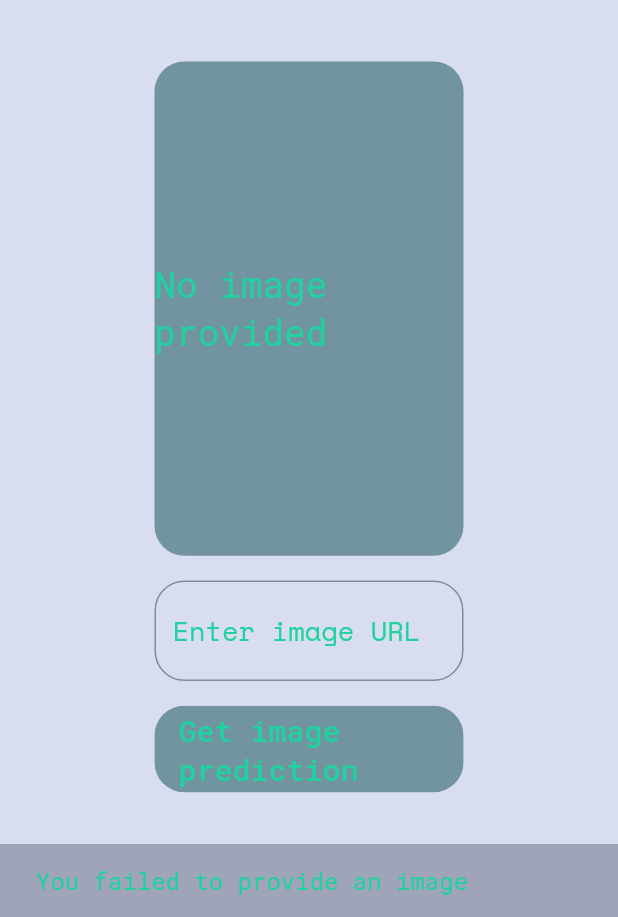
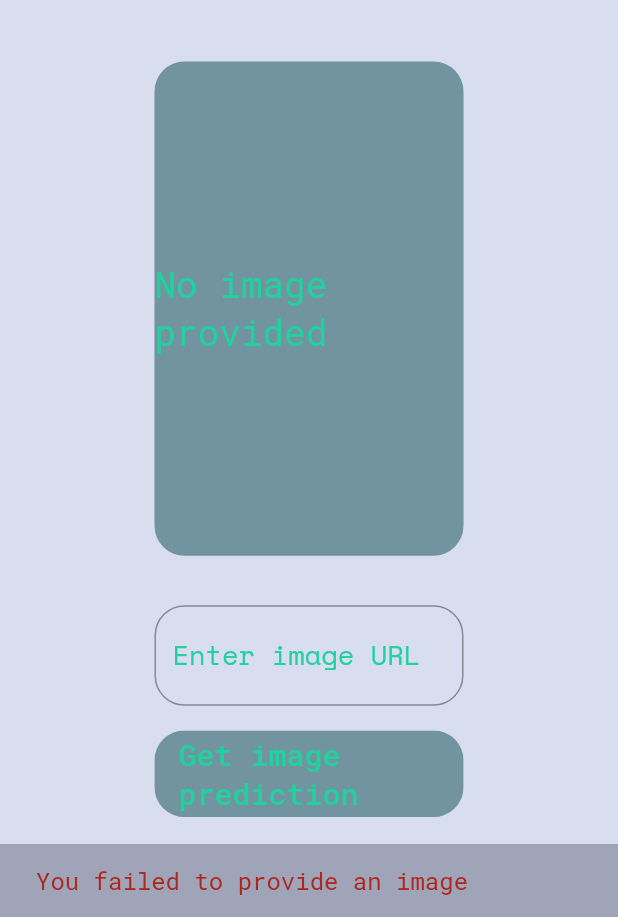
Before and after one commit to eRuaro/food-vision-frontend, a Flutter app: the screen it shows after launch, after a tap on "Get image prediction", on a phone screen of 412 x 824 dp, the part 319-1236 px from its top. Run offline on Flutter 3.47's test engine with Material 2 defaults, Android fonts, the phone set to English and light mode, and no system bars; our stand-ins replace bloc, equatable, flutter_bloc, google_fonts.

Commit message:
finished development of app

```diff
--- a/lib/cubits/food_image/food_image_cubit.dart
+++ b/lib/cubits/food_image/food_image_cubit.dart
@@ -7,14 +7,17 @@ class FoodImageCubit extends Cubit<FoodImageState> {
   FoodImageCubit() : super(const FoodImageInitial());
 
   void getImage(String imageUrl) {
+    emit(const FoodImageInitial());
     try {
       if (imageUrl.isEmpty) {
         emit(const FoodImageEmptyUrl());
       } else {
         emit(const FoodImageLoading());
-        emit(FoodImageLoaded(
-          imageUrl: imageUrl,
-        ));
+        emit(
+          FoodImageLoaded(
+            imageUrl: imageUrl,
+          ),
+        );
       }
     } catch (e) {
       emit(
--- a/lib/cubits/food_vision_prediction/food_vision_prediction_cubit.dart
+++ b/lib/cubits/food_vision_prediction/food_vision_prediction_cubit.dart
@@ -9,6 +9,7 @@ class FoodVisionPredictionCubit extends Cubit<FoodVisionPredictionState> {
   FoodVisionPredictionCubit() : super(const FoodVisionPredictionInitial());
 
   void getImagePrediction(String url) async {
+    emit(const FoodVisionPredictionInitial());
     try {
       emit(const FoodVisionPredictionLoading());
       if (url.isEmpty) {
--- a/lib/views/home/home_screen.dart
+++ b/lib/views/home/home_screen.dart
@@ -24,7 +24,7 @@ class HomeScreen extends StatelessWidget {
                     content: Text(
                       'You failed to provide an image',
                       style: GoogleFonts.robotoMono(
-                        color: ColorPalette.carribeanGreen,
+                        color: const Color.fromARGB(255, 173, 39, 29),
                         fontSize: 16,
                       ),
                     ),
@@ -91,10 +91,13 @@ class HomeScreen extends StatelessWidget {
                     child: CircularProgressIndicator(),
                   );
                 } else if (state is FoodImageLoaded) {
-                  return ImageContainer(
+                  return ClipRRect(
+                    borderRadius: BorderRadius.circular(20),
                     child: Image.network(
                       state.imageUrl,
-                      fit: BoxFit.cover,
+                      height: MediaQuery.of(context).size.height * 0.4,
+                      width: MediaQuery.of(context).size.width * 0.5,
+                      fit: BoxFit.fill,
                     ),
                   );
                 } else if (state is FoodImageError) {
@@ -141,10 +144,17 @@ class HomeScreen extends StatelessWidget {
                           fontSize: 20,
                         ),
                       ),
-                      const LinearProgressIndicator(
-                        backgroundColor: ColorPalette.lavanderWeb,
-                        valueColor: AlwaysStoppedAnimation(ColorPalette.keppel),
-                        minHeight: 20,
+                      SizedBox(
+                        height: MediaQuery.of(context).size.height * 0.01,
+                      ),
+                      SizedBox(
+                        width: MediaQuery.of(context).size.width * 0.5,
+                        child: const LinearProgressIndicator(
+                          backgroundColor: ColorPalette.manatee,
+                          valueColor:
+                              AlwaysStoppedAnimation(ColorPalette.keppel),
+                          minHeight: 15,
+                        ),
                       ),
                     ],
                   );
--- a/lib/views/home/widgets/image_form.dart
+++ b/lib/views/home/widgets/image_form.dart
@@ -26,6 +26,9 @@ class _ImageFormState extends State<ImageForm> {
     return Form(
       child: Column(
         children: [
+          SizedBox(
+            height: MediaQuery.of(context).size.height * 0.02,
+          ),
           SizedBox(
             width: MediaQuery.of(context).size.width * 0.5,
             child: TextFormField(
```
